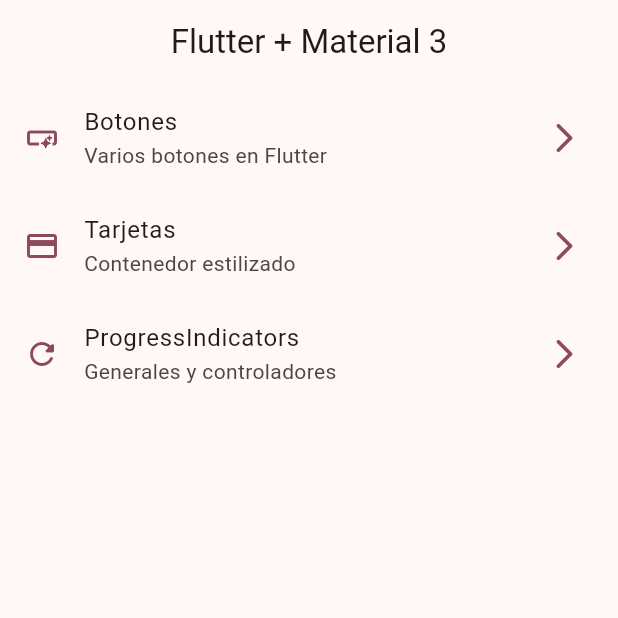
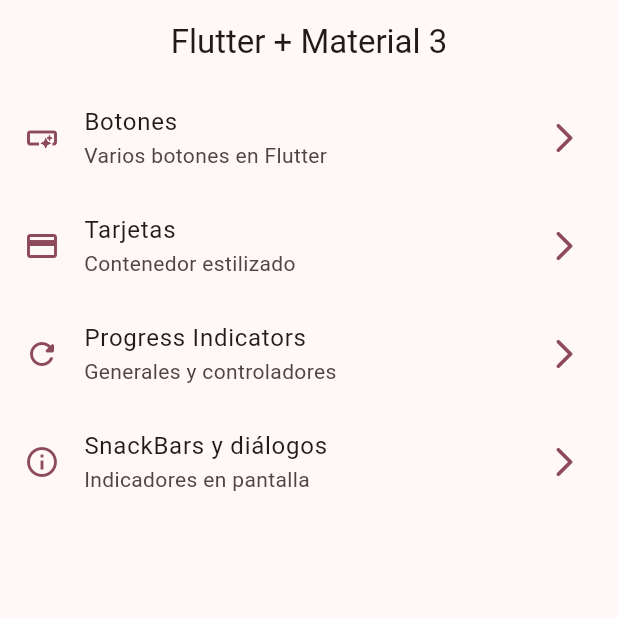
Before and after one commit to Pierou20181h057/widgets_app, a Flutter app: the screen it shows after launch, on a phone screen of 412 x 824 dp, the top half of it. Run offline on Flutter 3.47's test engine with Material 2 defaults, Android fonts, the phone set to English and light mode, and no system bars; our stand-ins replace go_router.

Commit message:
snackbars dialogs terminados

```diff
--- a/lib/config/menu/menu_item.dart
+++ b/lib/config/menu/menu_item.dart
@@ -27,9 +27,14 @@ List<MenuItem> appMenuItems = <MenuItem>[
     icon: Icons.credit_card),
 
     MenuItem(
-    title: 'ProgressIndicators',
+    title: 'Progress Indicators',
     subTitle: 'Generales y controladores',
     link: '/progress',
     icon: Icons.refresh_rounded),
+    MenuItem(
+    title: 'SnackBars y diálogos',
+    subTitle: 'Indicadores en pantalla',
+    link: '/snackbars',
+    icon: Icons.info_outline),
 
 ];
--- a/lib/config/router/app_router.dart
+++ b/lib/config/router/app_router.dart
@@ -27,5 +27,10 @@ final appRouter = GoRouter(
       name: ProgressScreen.name,
       builder: (context, state) => const ProgressScreen(),
     ),
+    GoRoute(
+      path: '/snackbars',
+      name: SnackbarScreen.name,
+      builder: (context, state) => const SnackbarScreen(),
+    ),
   ],
 );
--- a/lib/main.dart
+++ b/lib/main.dart
@@ -12,6 +12,7 @@ class MainApp extends StatelessWidget {
   @override
   Widget build(BuildContext context) {
     return MaterialApp.router(
+      title: 'Flutter Widgets',
       routerConfig: appRouter,
       debugShowCheckedModeBanner: false,
       theme: AppTheme(selectedColor: 8).getTheme(),
```
Also changed, not shown: lib/presentation/screens/snackbar/snackbar.dart (+55 -2 lines).
